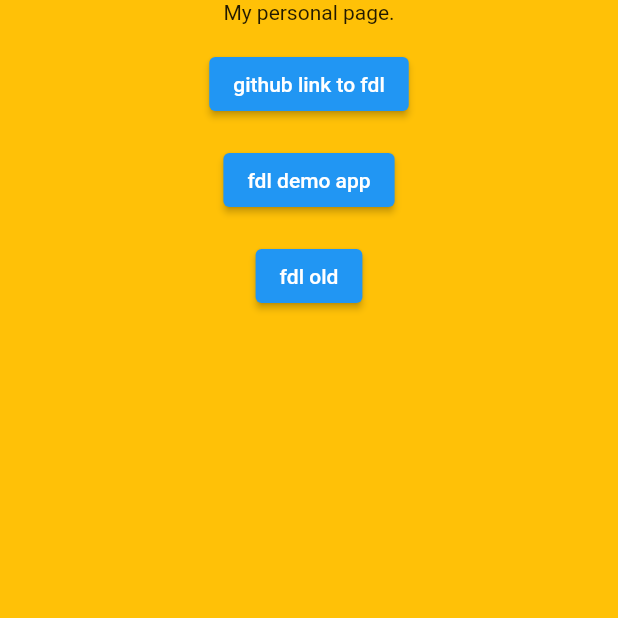
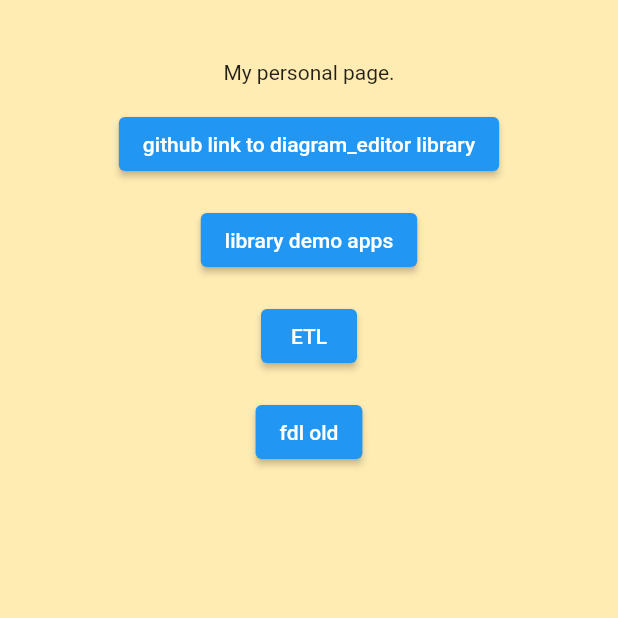
Before and after one commit to Arokip/Arokip.github.io, a Flutter app: the screen it shows after launch, on a phone screen of 412 x 824 dp, the top half of it. Run offline on Flutter 3.47's test engine with Material 2 defaults, Android fonts, the phone set to English and light mode, and no system bars.

Commit message:
add link to etl; change color

```diff
--- a/lib/main.dart
+++ b/lib/main.dart
@@ -20,23 +20,31 @@
       home: Scaffold(
         body: SafeArea(
           child: Container(
-            color: Colors.amber,
+            color: Colors.amber[100],
             child: Center(
               child: Column(
                 children: [
+                  SizedBox(height: 40),
                   Text('My personal page.'),
                   SizedBox(height: 16),
                   ElevatedButton(
-                    child: Text('github link to fdl'),
+                    child: Text('github link to diagram_editor library'),
                     onPressed: () {
                       _launchURL('https://github.com/Arokip/fdl');
                     },
                   ),
                   SizedBox(height: 16),
                   ElevatedButton(
-                    child: Text('fdl demo app'),
+                    child: Text('library demo apps'),
                     onPressed: () {
                       _launchURL('https://arokip.github.io/fdl_demo_app');
+                    },
+                  ),
+                  SizedBox(height: 16),
+                  ElevatedButton(
+                    child: Text('ETL'),
+                    onPressed: () {
+                      _launchURL('https://arokip.github.io/etl_diagram_editor');
                     },
                   ),
                   SizedBox(height: 16),
--- a/pubspec.yaml
+++ b/pubspec.yaml
@@ -23,7 +23,7 @@
 dependencies:
   flutter:
     sdk: flutter
-  url_launcher: ^6.0.3
+  url_launcher: ^6.0.9
 
 
   # The following adds the Cupertino Icons font to your application.
```
Also changed, not shown: pubspec.lock.
